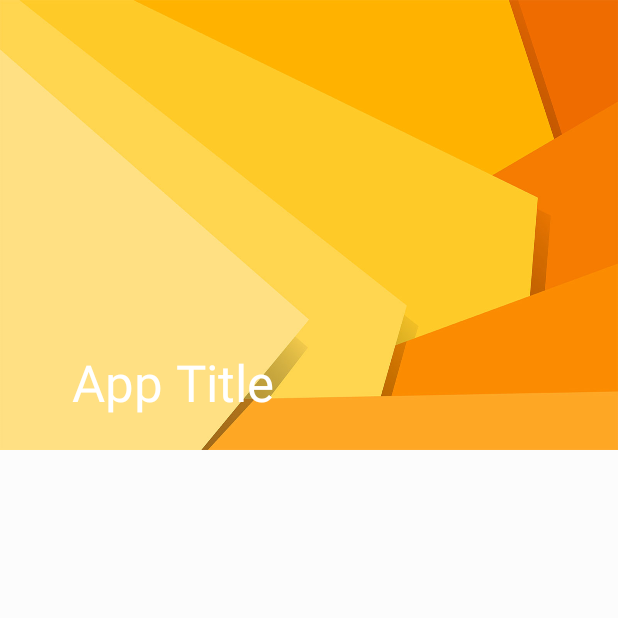
After one commit to RahulSinghRawatDev/MultipleLayoutRecyclerView, an Android app: the CollapsingToolbar screen opened directly, with no data from a screen before it, on a phone screen of 412 x 824 dp, the top half of it. The commit adds this screen. Run offline under Robolectric (Android 15) with nearby library versions, the phone set to English and light mode, and no system bars.

```diff
--- a/app/build.gradle
+++ b/app/build.gradle
@@ -28,4 +28,5 @@ dependencies {
     androidTestImplementation 'androidx.test.espresso:espresso-core:3.2.0'
     implementation 'androidx.recyclerview:recyclerview:1.1.0-alpha06'
     implementation 'com.google.code.gson:gson:2.8.6'
+    implementation 'com.google.android.material:material:1.1.0-beta01'
 }
--- a/app/src/main/AndroidManifest.xml
+++ b/app/src/main/AndroidManifest.xml
@@ -9,6 +9,10 @@
         android:roundIcon="@mipmap/ic_launcher_round"
         android:supportsRtl="true"
         android:theme="@style/AppTheme">
+
+        <activity android:name=".CoordinateActivite"></activity>
+        <activity android:name=".CollapsingToolbar">
+        </activity>
         <activity android:name=".MainActivity">
             <intent-filter>
                 <action android:name="android.intent.action.MAIN" />
--- /dev/null
+++ b/app/src/main/java/com/rahul/multiplelayoutrecyclerview/CollapsingToolbar.java
@@ -0,0 +1,14 @@
+package com.rahul.multiplelayoutrecyclerview;
+
+import androidx.appcompat.app.AppCompatActivity;
+
+import android.os.Bundle;
+
+public class CollapsingToolbar extends AppCompatActivity {
+
+    @Override
+    protected void onCreate(Bundle savedInstanceState) {
+        super.onCreate(savedInstanceState);
+        setContentView(R.layout.activity_collapsing_toolbar);
+    }
+}
--- /dev/null
+++ b/app/src/main/res/layout/activity_collapsing_toolbar.xml
@@ -0,0 +1,52 @@
+<?xml version="1.0" encoding="utf-8"?>
+<androidx.coordinatorlayout.widget.CoordinatorLayout
+    xmlns:android="http://schemas.android.com/apk/res/android"
+    xmlns:app="http://schemas.android.com/apk/res-auto"
+    xmlns:tools="http://schemas.android.com/tools"
+    android:layout_width="match_parent"
+    android:layout_height="match_parent"
+    android:background="#fcfcfc"
+    tools:context=".CollapsingToolbar">
+
+    <com.google.android.material.appbar.AppBarLayout
+        android:layout_width="match_parent"
+        android:id="@+id/appbar"
+        android:theme="@style/ThemeOverlay.AppCompat.Dark.ActionBar"
+        android:layout_height="300dp">
+
+      <com.google.android.material.appbar.CollapsingToolbarLayout
+          android:layout_width="match_parent"
+          android:id="@+id/collapsingToolbar"
+          android:layout_height="match_parent"
+          app:layout_scrollFlags="exitUntilCollapsed|scroll"
+          app:contentScrim="?attr/colorPrimary"
+          app:expandedTitleMarginStart="48dp"
+          app:title="App Title"
+          app:expandedTitleMarginEnd="64dp"
+          android:background="@drawable/background"
+          >
+          <androidx.appcompat.widget.Toolbar
+              android:layout_width="match_parent"
+              app:popupTheme="@style/ThemeOverlay.AppCompat.Light"
+              app:layout_collapseMode="parallax"
+              android:layout_height="?attr/actionBarSize">
+
+          </androidx.appcompat.widget.Toolbar>
+
+      </com.google.android.material.appbar.CollapsingToolbarLayout>
+
+    </com.google.android.material.appbar.AppBarLayout>
+
+    <androidx.core.widget.NestedScrollView
+        android:layout_width="match_parent"
+        android:layout_height="match_parent">
+
+        <LinearLayout
+            android:layout_width="match_parent"
+            android:layout_height="match_parent">
+
+        </LinearLayout>
+    </androidx.core.widget.NestedScrollView>
+
+
+</androidx.coordinatorlayout.widget.CoordinatorLayout>
--- a/app/src/main/res/values/colors.xml
+++ b/app/src/main/res/values/colors.xml
@@ -1,6 +1,6 @@
 <?xml version="1.0" encoding="utf-8"?>
 <resources>
-    <color name="colorPrimary">#008577</color>
-    <color name="colorPrimaryDark">#00574B</color>
+    <color name="colorPrimary">@android:color/holo_orange_dark</color>
+    <color name="colorPrimaryDark">@android:color/holo_orange_light</color>
     <color name="colorAccent">#D81B60</color>
 </resources>
--- a/app/src/main/res/values/styles.xml
+++ b/app/src/main/res/values/styles.xml
@@ -1,7 +1,7 @@
 <resources>
 
     <!-- Base application theme. -->
-    <style name="AppTheme" parent="Theme.AppCompat.Light.DarkActionBar">
+    <style name="AppTheme" parent="Theme.AppCompat.Light.NoActionBar">
         <!-- Customize your theme here. -->
         <item name="colorPrimary">@color/colorPrimary</item>
         <item name="colorPrimaryDark">@color/colorPrimaryDark</item>
```
Also changed, not shown: app/src/main/java/com/rahul/multiplelayoutrecyclerview/CoordinateActivite.java (added, +14 -0 lines), app/src/main/res/layout/activity_coordinate_activite.xml (added, +27 -0 lines), app/src/main/res/drawable/background.jpg (added), 3 other files.
